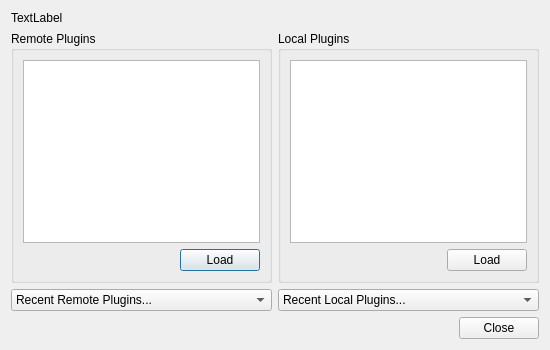
Qt form Qt/Components/Resources/UI/pqPluginDialog.ui (wildmichael/ParaView3-enhancements-old) before a commit.
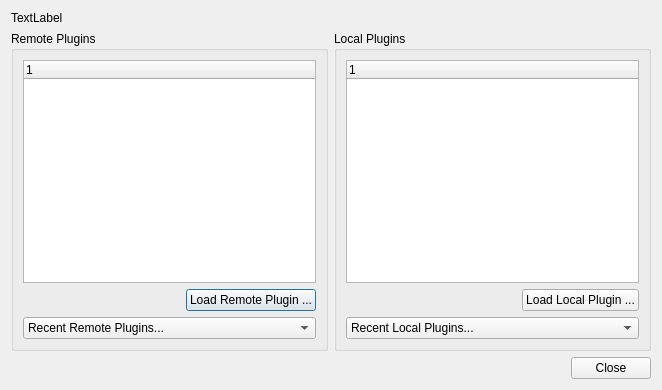
The same form after that commit.

Commit message: ENH: Plugin Improvements (see wiki : http://www.paraview.org/ParaView3/index.php/Plugin_Improvements). Mainly: Better plugin name and version support; Maintain a list of autoload plugins that specified by user from UI, which will be loaded automatically; Better error reporting with visual hints on UI; Added "Required_on_server, Required_on_Client, Required_plugins" as optional argments to cmake macro ADD_PARAIEW_PLUGIN as mechanism to specify dependencies with server/client-side components and other plugins; Move plugin management to ServerManager layer so that python can access it as well.

Patch:
```diff
--- a/Qt/Components/Resources/UI/pqPluginDialog.ui
+++ b/Qt/Components/Resources/UI/pqPluginDialog.ui
@@ -1,12 +1,12 @@
 <ui version="4.0" >
  <class>pqPluginDialog</class>
- <widget class="QDialog" name="pqPluginDialog" >
-  <property name="geometry" >
+ <widget class="QDialog" name="pqPluginDialog">
+  <property name="geometry">
    <rect>
     <x>0</x>
     <y>0</y>
-    <width>550</width>
-    <height>350</height>
+    <width>662</width>
+    <height>390</height>
    </rect>
   </property>
   <property name="windowTitle" >
@@ -23,13 +23,19 @@
      </property>
     </widget>
    </item>
-   <item row="1" column="0" >
-    <widget class="QGroupBox" name="remoteGroup" >
-     <property name="title" >
+   <item row="1" column="0">
+    <widget class="QGroupBox" name="remoteGroup">
+     <property name="sizePolicy">
+      <sizepolicy hsizetype="Preferred" vsizetype="Expanding">
+       <horstretch>0</horstretch>
+       <verstretch>0</verstretch>
+      </sizepolicy>
+     </property>
+     <property name="title">
       <string>Remote Plugins</string>
      </property>
-     <layout class="QGridLayout" >
-      <item row="1" column="0" >
+     <layout class="QGridLayout">
+      <item row="2" column="0">
        <spacer>
         <property name="orientation" >
          <enum>Qt::Horizontal</enum>
@@ -42,18 +48,35 @@
         </property>
        </spacer>
       </item>
-      <item row="1" column="1" >
-       <widget class="QPushButton" name="loadRemote" >
-        <property name="text" >
-         <string>Load</string>
+      <item row="2" column="1">
+       <widget class="QPushButton" name="loadRemote">
+        <property name="text">
+         <string>Load Remote Plugin ...</string>
         </property>
        </widget>
       </item>
-      <item row="0" column="0" colspan="2" >
-       <widget class="QListWidget" name="remotePlugins" >
-        <property name="textElideMode" >
-         <enum>Qt::ElideMiddle</enum>
+      <item row="0" column="0" rowspan="2" colspan="2">
+       <widget class="QTreeWidget" name="remotePlugins">
+        <property name="contextMenuPolicy">
+         <enum>Qt::ActionsContextMenu</enum>
         </property>
+        <property name="horizontalScrollBarPolicy">
+         <enum>Qt::ScrollBarAsNeeded</enum>
+        </property>
+        <column>
+         <property name="text">
+          <string>1</string>
+         </property>
+        </column>
+       </widget>
+      </item>
+      <item row="3" column="0" colspan="2">
+       <widget class="QComboBox" name="RecentRemoteCombo">
+        <item>
+         <property name="text">
+          <string>Recent Remote Plugins...</string>
+         </property>
+        </item>
        </widget>
       </item>
      </layout>
@@ -64,15 +87,15 @@
      <property name="title" >
       <string>Local Plugins</string>
      </property>
-     <layout class="QGridLayout" >
-      <item row="1" column="1" >
-       <widget class="QPushButton" name="loadLocal" >
-        <property name="text" >
-         <string>Load</string>
+     <layout class="QGridLayout">
+      <item row="2" column="1">
+       <widget class="QPushButton" name="loadLocal">
+        <property name="text">
+         <string>Load Local Plugin ...</string>
         </property>
        </widget>
       </item>
-      <item row="1" column="0" >
+      <item row="2" column="0">
        <spacer>
         <property name="orientation" >
          <enum>Qt::Horizontal</enum>
@@ -85,37 +108,36 @@
         </property>
        </spacer>
       </item>
-      <item row="0" column="0" colspan="2" >
-       <widget class="QListWidget" name="localPlugins" >
-        <property name="textElideMode" >
-         <enum>Qt::ElideMiddle</enum>
+      <item row="0" column="0" rowspan="2" colspan="2">
+       <widget class="QTreeWidget" name="localPlugins">
+        <property name="contextMenuPolicy">
+         <enum>Qt::ActionsContextMenu</enum>
         </property>
+        <property name="horizontalScrollBarPolicy">
+         <enum>Qt::ScrollBarAsNeeded</enum>
+        </property>
+        <column>
+         <property name="text">
+          <string>1</string>
+         </property>
+        </column>
+       </widget>
+      </item>
+      <item row="3" column="0" colspan="2">
+       <widget class="QComboBox" name="RecentLocalCombo">
+        <item>
+         <property name="text">
+          <string>Recent Local Plugins...</string>
+         </property>
+        </item>
        </widget>
       </item>
      </layout>
     </widget>
    </item>
-   <item row="2" column="0" >
-    <widget class="QComboBox" name="RecentRemoteCombo" >
-     <item>
-      <property name="text" >
-       <string>Recent Remote Plugins...</string>
-      </property>
-     </item>
-    </widget>
-   </item>
-   <item row="2" column="1" >
-    <widget class="QComboBox" name="RecentLocalCombo" >
-     <item>
-      <property name="text" >
-       <string>Recent Local Plugins...</string>
-      </property>
-     </item>
-    </widget>
-   </item>
-   <item row="3" column="0" colspan="2" >
-    <widget class="QDialogButtonBox" name="buttonBox" >
-     <property name="orientation" >
+   <item row="2" column="0" colspan="2">
+    <widget class="QDialogButtonBox" name="buttonBox">
+     <property name="orientation">
       <enum>Qt::Horizontal</enum>
      </property>
      <property name="standardButtons" >
```
Left out of the diff: 49 changed lines with no effect on the pictures. The commit also changes 27 other files.
